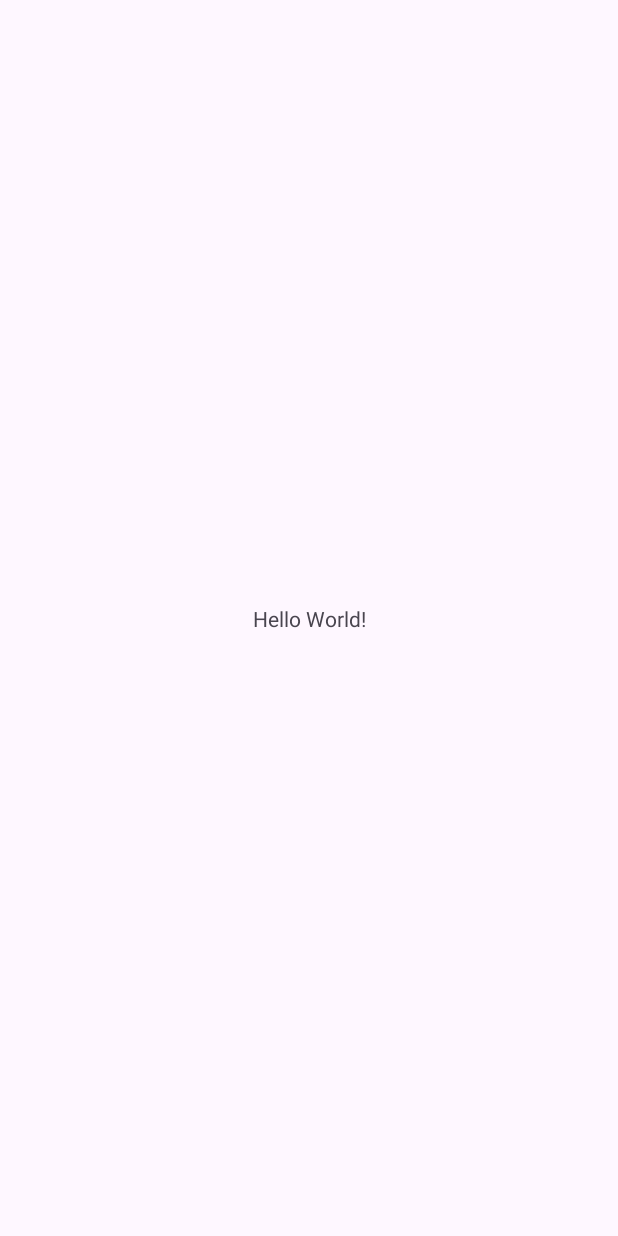
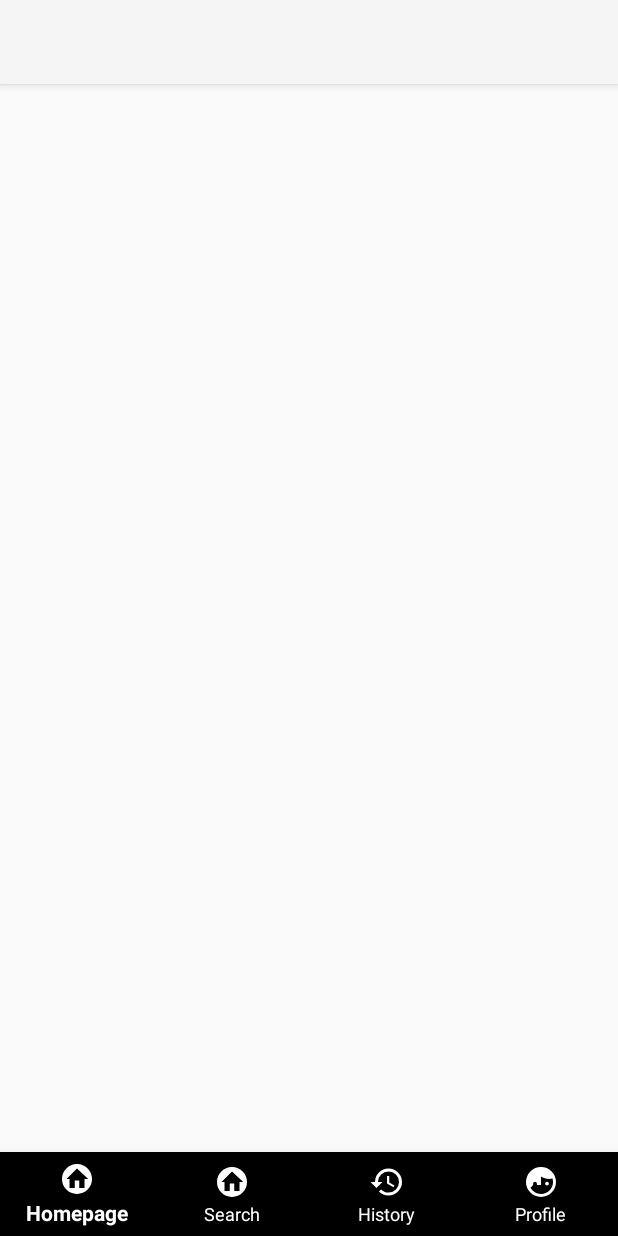
Before and after one commit to nguyenthanh311003/game-controller-shop-mobile, an Android app: the screen it shows after launch (MainActivity), on a phone screen of 412 x 824 dp. Before the commit the screen is almost empty. Run offline under Robolectric (Android 15) with nearby library versions, the light colour scheme and no system bars.

Commit message:
Create bottom navbar view

```diff
--- a/app/build.gradle.kts
+++ b/app/build.gradle.kts
@@ -32,7 +32,6 @@ android {
 }
 
 dependencies {
-
     implementation(libs.appcompat)
     implementation(libs.material)
     implementation(libs.activity)
--- /dev/null
+++ b/app/src/main/res/color/navigation.xml
@@ -0,0 +1,5 @@
+<?xml version="1.0" encoding="utf-8"?>
+<selector xmlns:android="http://schemas.android.com/apk/res/android">
+    <item android:color="@color/white" android:state_checked="false" />
+    <item android:color="@color/white" android:state_checked="true" />
+</selector>
--- /dev/null
+++ b/app/src/main/res/drawable/face_man_profile.xml
@@ -0,0 +1 @@
+<!-- drawable/face_man_profile.xml --><vector xmlns:android="http://schemas.android.com/apk/res/android" android:height="24dp" android:width="24dp" android:viewportWidth="24" android:viewportHeight="24"><path android:fillColor="#000000" android:pathData="M12,2A10,10 0 0,0 2,12A10,10 0 0,0 12,22A10,10 0 0,0 22,12A10,10 0 0,0 12,2M12,8.39C13.57,9.4 15.42,10 17.42,10C18.2,10 18.95,9.91 19.67,9.74C19.88,10.45 20,11.21 20,12C20,16.41 16.41,20 12,20C9,20 6.39,18.34 5,15.89L6.75,14V13A1.25,1.25 0 0,1 8,11.75A1.25,1.25 0 0,1 9.25,13V14H12M16,11.75A1.25,1.25 0 0,0 14.75,13A1.25,1.25 0 0,0 16,14.25A1.25,1.25 0 0,0 17.25,13A1.25,1.25 0 0,0 16,11.75Z" /></vector>
--- /dev/null
+++ b/app/src/main/res/drawable/history.xml
@@ -0,0 +1 @@
+<!-- drawable/history.xml --><vector xmlns:android="http://schemas.android.com/apk/res/android" android:height="24dp" android:width="24dp" android:viewportWidth="24" android:viewportHeight="24"><path android:fillColor="#000000" android:pathData="M13.5,8H12V13L16.28,15.54L17,14.33L13.5,12.25V8M13,3A9,9 0 0,0 4,12H1L4.96,16.03L9,12H6A7,7 0 0,1 13,5A7,7 0 0,1 20,12A7,7 0 0,1 13,19C11.07,19 9.32,18.21 8.06,16.94L6.64,18.36C8.27,20 10.5,21 13,21A9,9 0 0,0 22,12A9,9 0 0,0 13,3" /></vector>
--- /dev/null
+++ b/app/src/main/res/drawable/home_circle.xml
@@ -0,0 +1 @@
+<!-- drawable/home_circle.xml --><vector xmlns:android="http://schemas.android.com/apk/res/android" android:height="24dp" android:width="24dp" android:viewportWidth="24" android:viewportHeight="24"><path android:fillColor="#000000" android:pathData="M19.07,4.93C17.22,3 14.66,1.96 12,2C9.34,1.96 6.79,3 4.94,4.93C3,6.78 1.96,9.34 2,12C1.96,14.66 3,17.21 4.93,19.06C6.78,21 9.34,22.04 12,22C14.66,22.04 17.21,21 19.06,19.07C21,17.22 22.04,14.66 22,12C22.04,9.34 21,6.78 19.07,4.93M17,12V18H13.5V13H10.5V18H7V12H5L12,5L19.5,12H17Z" /></vector>
--- a/app/src/main/res/layout/activity_main.xml
+++ b/app/src/main/res/layout/activity_main.xml
@@ -7,13 +7,38 @@
     android:layout_height="match_parent"
     tools:context=".MainActivity">
 
-    <TextView
-        android:layout_width="wrap_content"
+    <com.google.android.material.appbar.AppBarLayout
+        android:id="@+id/appBarLayout"
+        android:layout_width="match_parent"
         android:layout_height="wrap_content"
-        android:text="Hello World!"
+        android:theme="@style/ThemeOverlay.AppCompat.Dark.ActionBar"
+        app:layout_constraintStart_toStartOf="parent"
+        app:layout_constraintTop_toTopOf="parent">
+
+        <androidx.appcompat.widget.Toolbar
+            android:id="@+id/toolbar"
+            android:layout_width="match_parent"
+            android:layout_height="?attr/actionBarSize"
+            android:background="?attr/colorPrimary"
+            app:popupTheme="@style/ThemeOverlay.AppCompat.Light" />
+    </com.google.android.material.appbar.AppBarLayout>
+
+    <androidx.viewpager2.widget.ViewPager2
+        android:id="@+id/viewPager"
+        android:layout_width="match_parent"
+        android:layout_height="0dp"
+        app:layout_constraintTop_toBottomOf="@id/appBarLayout"
+        app:layout_constraintBottom_toTopOf="@id/bottomNavigationView" />
+
+    <com.google.android.material.bottomnavigation.BottomNavigationView
+        android:id="@+id/bottomNavigationView"
+        android:layout_width="match_parent"
+        android:layout_height="wrap_content"
+        android:layout_gravity="bottom"
+        app:itemTextColor="@color/navigation"
+        app:itemIconTint="@color/navigation"
         app:layout_constraintBottom_toBottomOf="parent"
-        app:layout_constraintEnd_toEndOf="parent"
-        app:layout_constraintStart_toStartOf="parent"
-        app:layout_constraintTop_toTopOf="parent" />
+        app:menu="@menu/navigation"
+        app:labelVisibilityMode="labeled" />
 
 </androidx.constraintlayout.widget.ConstraintLayout>
--- /dev/null
+++ b/app/src/main/res/menu/navigation.xml
@@ -0,0 +1,18 @@
+<menu xmlns:android="http://schemas.android.com/apk/res/android">
+    <item
+        android:id="@+id/mCatalog"
+        android:icon="@drawable/home_circle"
+        android:title="@string/menu_home_txt" />
+    <item
+        android:id="@+id/mSearch"
+        android:icon="@drawable/home_circle"
+        android:title="@string/menu_search_txt" />
+    <item
+        android:id="@+id/mFavorites"
+        android:icon="@drawable/history"
+        android:title="@string/menu_history_txt" />
+    <item
+        android:id="@+id/mProfile"
+        android:icon="@drawable/face_man_profile"
+        android:title="@string/menu_profile_txt" />
+</menu>
--- a/app/src/main/res/values/strings.xml
+++ b/app/src/main/res/values/strings.xml
@@ -1,3 +1,7 @@
 <resources>
     <string name="app_name">GameControllerShop</string>
+    <string name="menu_home_txt">Homepage</string>
+    <string name="menu_profile_txt">Profile</string>
+    <string name="menu_history_txt">History</string>
+    <string name="menu_search_txt">Search</string>
 </resources>
--- a/app/src/main/res/values/themes.xml
+++ b/app/src/main/res/values/themes.xml
@@ -1,6 +1,6 @@
 <resources xmlns:tools="http://schemas.android.com/tools">
     <!-- Base application theme. -->
-    <style name="Base.Theme.GameControllerShop" parent="Theme.Material3.DayNight.NoActionBar">
+    <style name="Base.Theme.GameControllerShop" parent="Theme.AppCompat.DayNight.NoActionBar">
         <!-- Customize your light theme here. -->
         <!-- <item name="colorPrimary">@color/my_light_primary</item> -->
     </style>
```
